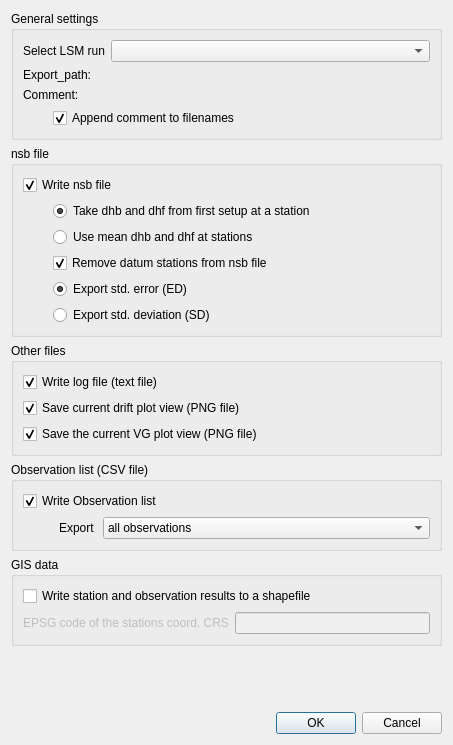
Above: gravtools/gui/dialog_export_results.ui from ahellers/GravTools before the change. Below: the same form after it.
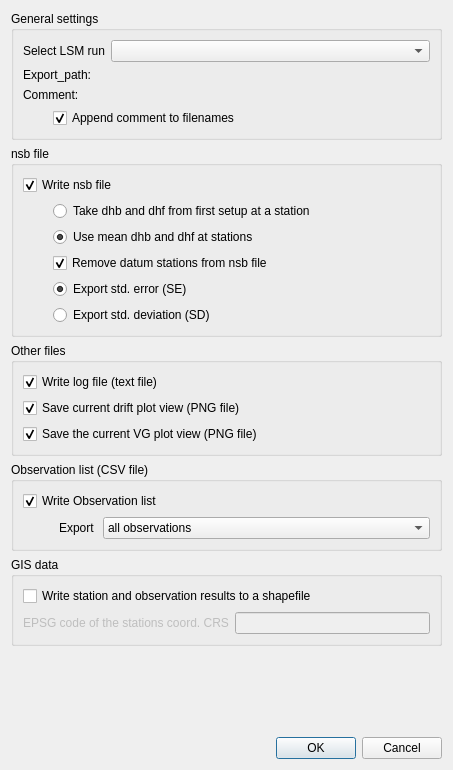
That is the form after the change.

Commit message: Enabled shapefile export via results export dialog.

```diff
--- a/gravtools/gui/dialog_export_results.ui
+++ b/gravtools/gui/dialog_export_results.ui
@@ -7,7 +7,7 @@
     <x>0</x>
     <y>0</y>
     <width>453</width>
-    <height>745</height>
+    <height>770</height>
    </rect>
   </property>
   <property name="windowTitle">
@@ -162,7 +162,7 @@
              <string>Take dhb and dhf from first setup at a station</string>
             </property>
             <property name="checked">
-             <bool>true</bool>
+             <bool>false</bool>
             </property>
             <attribute name="buttonGroup">
              <string notr="true">buttonGroup_dhb_dhf</string>
@@ -177,6 +177,9 @@
             <property name="text">
              <string>Use mean dhb and dhf at stations</string>
             </property>
+            <property name="checked">
+             <bool>true</bool>
+            </property>
             <attribute name="buttonGroup">
              <string notr="true">buttonGroup_dhb_dhf</string>
             </attribute>
@@ -214,7 +217,7 @@
              <string>&lt;html&gt;&lt;head/&gt;&lt;body&gt;&lt;p&gt;Export the standard errors (SE) of the gravity estimates.&lt;/p&gt;&lt;/body&gt;&lt;/html&gt;</string>
             </property>
             <property name="text">
-             <string>Export std. error (ED)</string>
+             <string>Export std. error (SE)</string>
             </property>
             <property name="checked">
              <bool>true</bool>
```
Left out of the diff: 6 changed lines with no effect on the pictures. The commit also changes 5 other files.
